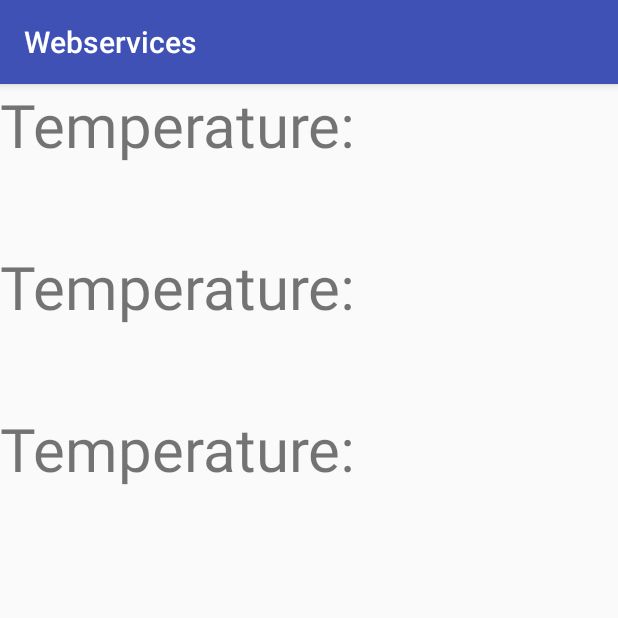
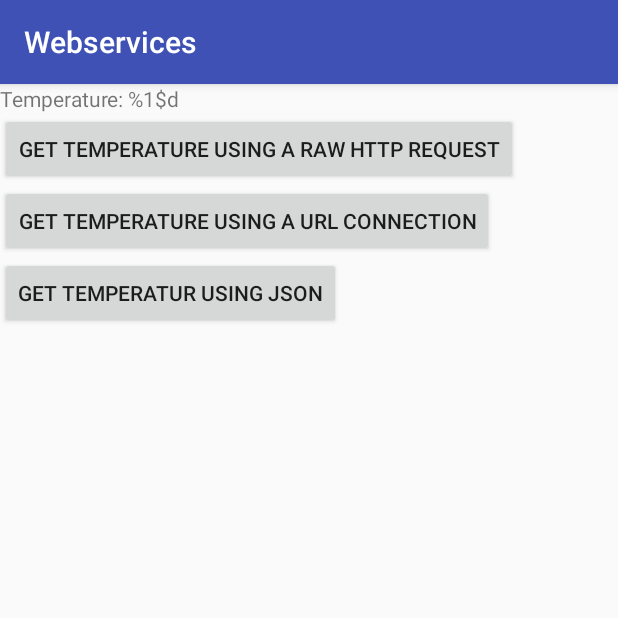
Before and after one commit to sasjafor/VS_forstesa_Webservices, an Android app: the RestClient screen opened directly, with no data from a screen before it, on a phone screen of 412 x 824 dp, the top half of it. Run offline under Robolectric (Android 15) with nearby library versions, the phone set to English and light mode, and no system bars.

Commit message:
adapted rest client to specification

```diff
--- a/app/src/main/AndroidManifest.xml
+++ b/app/src/main/AndroidManifest.xml
@@ -21,6 +21,8 @@
         <activity android:name=".RestClient" />
         <activity android:name=".SoapClient" />
         <activity android:name=".RestServer"></activity>
+
+        <service android:name=".RestServerService" />
     </application>
 
 </manifest>
--- a/app/src/main/java/ch/ethz/inf/vs/a2/webservices/RestClient.java
+++ b/app/src/main/java/ch/ethz/inf/vs/a2/webservices/RestClient.java
@@ -1,7 +1,9 @@
 package ch.ethz.inf.vs.a2.webservices;
 
+import android.content.res.Resources;
 import android.support.v7.app.AppCompatActivity;
 import android.os.Bundle;
+import android.view.View;
 import android.widget.TextView;
 
 import ch.ethz.inf.vs.a2.sensor.JsonSensor;
@@ -9,7 +11,7 @@ import ch.ethz.inf.vs.a2.sensor.RawHttpSensor;
 import ch.ethz.inf.vs.a2.sensor.SensorListener;
 import ch.ethz.inf.vs.a2.sensor.TextSensor;
 
-public class RestClient extends AppCompatActivity {
+public class RestClient extends AppCompatActivity implements SensorListener {
 
     @Override
     protected void onCreate(Bundle savedInstanceState) {
@@ -17,62 +19,43 @@ public class RestClient extends AppCompatActivity {
         setContentView(R.layout.activity_rest_client);
 
         //TODO: replace constructors with factory constructors when project finished
-        // For each version show the temperature value
-        temp_val_raw = (TextView) findViewById(R.id.temp_val_raw);
-        temp_val_url = (TextView) findViewById(R.id.temp_val_url);
-        temp_val_json = (TextView) findViewById(R.id.temp_val_json);
 
-        // RawHttpSensor version
+        temp_val = (TextView) findViewById(R.id.temperature);
+
         RawHttpSensor raw_sensor = new RawHttpSensor();
-        raw_sensor.registerListener(new SensorListener() {
+        TextSensor text_sensor = new TextSensor();
+        JsonSensor json_sensor = new JsonSensor();
+
+        raw_sensor.registerListener(this);
+        text_sensor.registerListener(this);
+        json_sensor.registerListener(this);
+    }
 
     @Override
     public void onReceiveSensorValue(double value) {
-                String temp = Double.toString(value);
-                RestClient.this.temp_val_raw.setText(temp);
+        Resources res = getResources();
+        temp_val.setText(res.getString(R.string.temperature,value));
     }
 
     @Override
     public void onReceiveMessage(String message) {
         System.out.println(message);
     }
-        });
+
+    public void onClickRaw(View v) {
         raw_sensor.getTemperature();
-
-        // HttpURLConnection version
-        TextSensor text_sensor = new TextSensor();
-        text_sensor.registerListener(new SensorListener() {
-            @Override
-            public void onReceiveSensorValue(double value) {
-                String temp = Double.toString(value);
-                RestClient.this.temp_val_url.setText(temp);
     }
 
-            @Override
-            public void onReceiveMessage(String message) {
-                System.out.println(message);
-            }
-        });
+    public void onClickURL(View v) {
         text_sensor.getTemperature();
-
-        // JSON version
-        JsonSensor json_sensor = new JsonSensor();
-        json_sensor.registerListener(new SensorListener() {
-            @Override
-            public void onReceiveSensorValue(double value) {
-                String temp = Double.toString(value);
-                RestClient.this.temp_val_json.setText(temp);
     }
 
-            @Override
-            public void onReceiveMessage(String message) {
-                System.out.println(message);
-            }
-        });
+    public void onClickJSON(View v) {
         json_sensor.getTemperature();
     }
 
-    TextView temp_val_raw;
-    TextView temp_val_url;
-    TextView temp_val_json;
+    RawHttpSensor raw_sensor;
+    TextSensor text_sensor;
+    JsonSensor json_sensor;
+    TextView temp_val;
 }
--- a/app/src/main/res/layout/activity_rest_client.xml
+++ b/app/src/main/res/layout/activity_rest_client.xml
@@ -8,36 +8,26 @@
     tools:context="ch.ethz.inf.vs.a2.webservices.RestClient">
 
     <TextView android:id="@+id/temperature"
+        android:layout_width="match_parent"
+        android:layout_height="wrap_content"
+        android:text="@string/temperature"/>
+
+    <Button android:id="@+id/btn_raw"
         android:layout_width="wrap_content"
         android:layout_height="wrap_content"
-        android:text="@string/temperature"
-        android:textSize="40sp" />
+        android:text="@string/btn_raw_text"
+        android:onClick="onClickRaw"/>
 
-    <TextView android:id="@+id/temp_val_raw"
+    <Button android:id="@+id/btn_url"
         android:layout_width="wrap_content"
         android:layout_height="wrap_content"
-        android:textSize="40sp" />
+        android:text="@string/btn_url_text"
+        android:onClick="onClickURL"/>
 
-    <TextView android:id="@+id/temperature_url"
+    <Button android:id="@+id/btn_json"
         android:layout_width="wrap_content"
         android:layout_height="wrap_content"
-        android:text="@string/temperature"
-        android:textSize="40sp" />
-
-    <TextView android:id="@+id/temp_val_url"
-        android:layout_width="wrap_content"
-        android:layout_height="wrap_content"
-        android:textSize="40sp" />
-
-    <TextView android:id="@+id/temperature_json"
-        android:layout_width="wrap_content"
-        android:layout_height="wrap_content"
-        android:text="@string/temperature"
-        android:textSize="40sp" />
-
-    <TextView android:id="@+id/temp_val_json"
-        android:layout_width="wrap_content"
-        android:layout_height="wrap_content"
-        android:textSize="40sp" />
+        android:text="@string/btn_json_text"
+        android:onClick="onClickJSON"/>
 
 </LinearLayout>
--- a/app/src/main/res/values/strings.xml
+++ b/app/src/main/res/values/strings.xml
@@ -3,5 +3,12 @@
     <string name="button1_text">REST Client</string>
     <string name="button2_text">SOAP Client</string>
     <string name="button3_text">REST Server</string>
-    <string name="temperature">Temperature:</string>
+    <string name="btn_raw_text">Get Temperature using a raw HTTP request</string>
+    <string name="btn_url_text">Get Temperature using a URL connection</string>
+    <string name="btn_json_text">Get Temperatur using JSON</string>
+    <string name="temperature">Temperature: %1$d</string>
+    <string name="rest_server_toggle_button_off_text">Start REST Server</string>
+    <string name="rest_server_toggle_button_on_text">REST Server Running</string>
+    <string name="socket_exception_text">Couldn\'t get network interface information</string>
+    <string name="bind_exception_text">Couldn\'t bind to address</string>
 </resources>
```
Also changed, not shown: app/src/main/java/ch/ethz/inf/vs/a2/webservices/RestServer.java (+73 -0 lines), app/src/main/java/ch/ethz/inf/vs/a2/webservices/RestServerService.java (added, +83 -0 lines), app/src/main/res/layout/activity_rest_server.xml (+15 -3 lines). Lines whose indentation alone changed are shown as unchanged.
